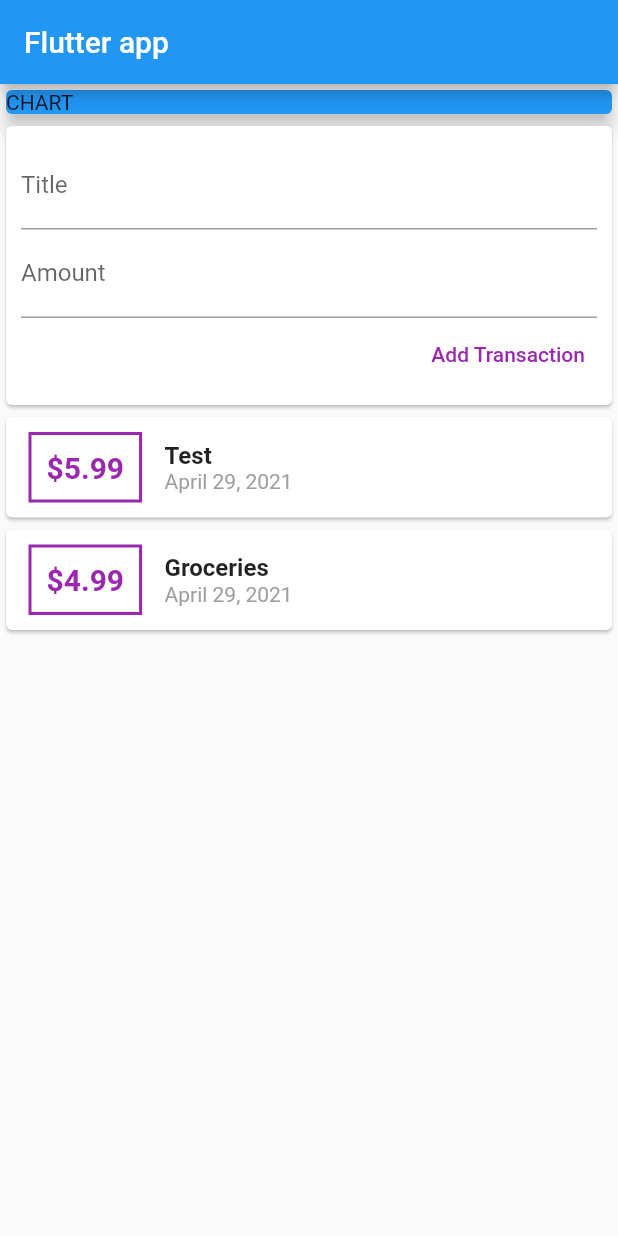
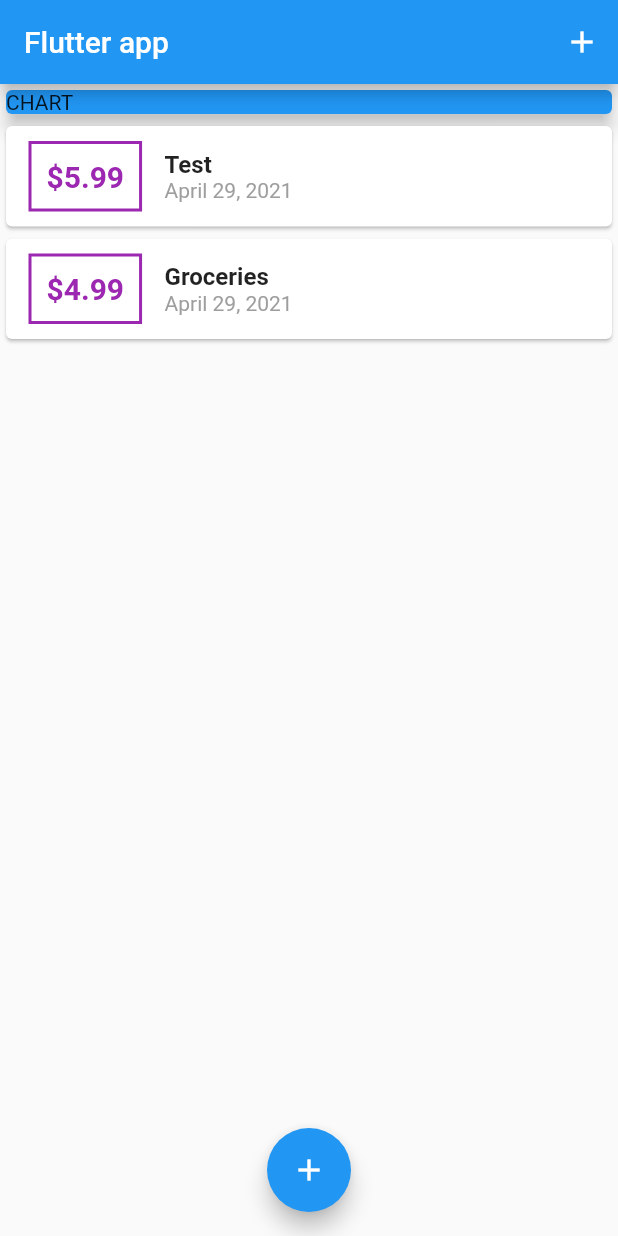
Before and after one commit to Chen-Philip/personal_expenses_tracker, a Flutter app: the screen it shows after launch, on a phone screen of 412 x 824 dp. Run offline on Flutter 3.47's test engine with Material 2 defaults, Android fonts, the phone set to English and light mode, and no system bars.

Commit message:
made buttons that cause the input form to appear

```diff
--- a/lib/main.dart
+++ b/lib/main.dart
@@ -1,5 +1,7 @@
 import 'package:flutter/material.dart';
-import './widgets/user_transaction.dart';
+import './widgets/new_transaction.dart';
+import './widgets/transaction_list.dart';
+import './models/transaction.dart';
 
 void main() {
   runApp(MyApp());
@@ -14,12 +16,65 @@ class MyApp extends StatelessWidget {
   }
 }
 
-class MyHomePage extends StatelessWidget {
+class MyHomePage extends StatefulWidget {
+  @override
+  _MyHomePageState createState() => _MyHomePageState();
+}
+
+class _MyHomePageState extends State<MyHomePage> {
+  final List<Transaction> _userTransactions = [
+    Transaction(
+      id: 't1',
+      title: "Test",
+      amount: 5.99,
+      date: DateTime.now(),
+    ),
+    Transaction(
+      id: 't2',
+      title: "Groceries",
+      amount: 4.99,
+      date: DateTime.now(),
+    ),
+  ];
+
+  void _addNewTransaction(String title, String amount) {
+    final newTran = Transaction(
+      title: title,
+      amount: double.parse(amount),
+      date: DateTime.now(),
+      id: DateTime.now().toString(),
+    );
+
+    setState(() {
+      _userTransactions.add(newTran);
+    });
+  }
+
+  void _startAddNewTransaction(BuildContext context) {
+    showModalBottomSheet(
+      context: context,
+      builder: (_) {
+        return NewTransaction(_addNewTransaction);
+      },
+    );
+  }
+
   Widget build(BuildContext context) {
     return Scaffold(
       appBar: AppBar(
         title: Text("Flutter app"),
+        actions: [
+          IconButton(
+            icon: Icon(Icons.add),
+            onPressed: () => _startAddNewTransaction(context),
+          )
+        ],
       ),
+      floatingActionButton: FloatingActionButton(
+        child: Icon(Icons.add),
+        onPressed: () => _startAddNewTransaction(context),
+      ),
+      floatingActionButtonLocation: FloatingActionButtonLocation.centerFloat,
       body: SingleChildScrollView(
         child: Column(
           children: [
@@ -31,7 +86,7 @@ class MyHomePage extends StatelessWidget {
                 color: Colors.blue,
               ),
             ),
-            UserTransaction(),
+            TransactionList(_userTransactions),
           ],
         ),
       ),
--- a/lib/widgets/user_transaction.dart
+++ /dev/null
@@ -1,49 +0,0 @@
-import 'package:flutter/material.dart';
-import './transaction_list.dart';
-import './new_transaction.dart';
-import '../models/transaction.dart';
-
-class UserTransaction extends StatefulWidget {
-  @override
-  _UserTransactionState createState() => _UserTransactionState();
-}
-
-class _UserTransactionState extends State<UserTransaction> {
-  final List<Transaction> _userTransactions = [
-    Transaction(
-      id: 't1',
-      title: "Test",
-      amount: 5.99,
-      date: DateTime.now(),
-    ),
-    Transaction(
-      id: 't2',
-      title: "Groceries",
-      amount: 4.99,
-      date: DateTime.now(),
-    ),
-  ];
-
-  void _addNewTransaction(String title, String amount) {
-    final newTran = Transaction(
-      title: title,
-      amount: double.parse(amount),
-      date: DateTime.now(),
-      id: DateTime.now().toString(),
-    );
-
-    setState(() {
-      _userTransactions.add(newTran);
-    });
-  }
-
-  @override
-  Widget build(BuildContext context) {
-    return Column(
-      children: [
-        NewTransaction(_addNewTransaction),
-        TransactionList(_userTransactions),
-      ],
-    );
-  }
-}
```
